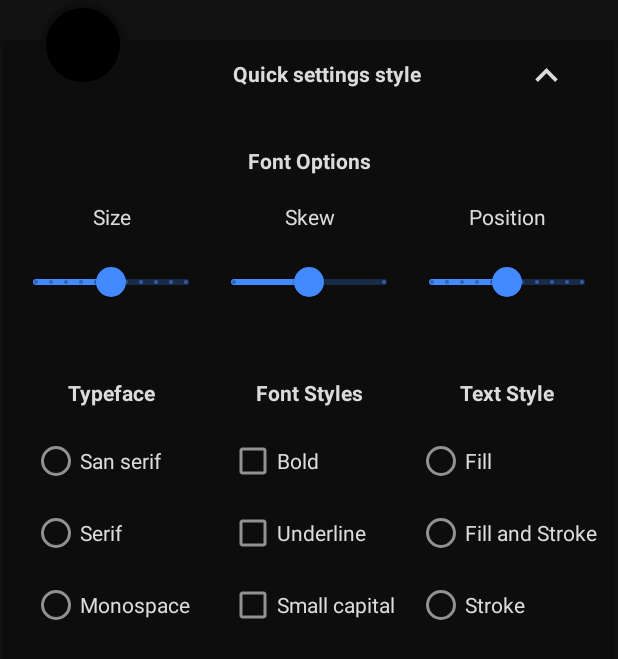
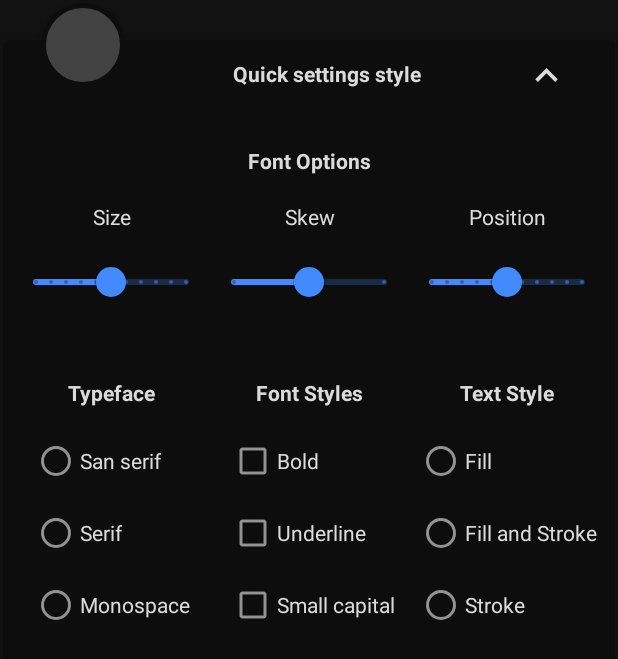
Before and after one commit to twentynine78/KeepOn, an Android app: the layout bottom_sheet_tile_settings.xml on its own in the app's theme, with its tools: preview values and no code run, on a phone screen of 412 x 824 dp. Shown: the top 659 px of the screen. Run offline under Robolectric (Android 15) with nearby library versions, the phone set to English and light mode, and no system bars.

Commit message:
Changed default background color for tile preview to disabled

```diff
--- a/app/src/main/res/drawable/circle_background.xml
+++ b/app/src/main/res/drawable/circle_background.xml
@@ -2,7 +2,7 @@
 <layer-list xmlns:android="http://schemas.android.com/apk/res/android">
     <item android:id="@+id/shape_circle_background">
         <shape android:shape="oval" >
-            <solid android:color="@color/colorTilePreviewBackground" />
+            <solid android:color="@color/colorTilePreviewBackgroundDisabled" />
             <padding
                 android:left="5dp"
                 android:top="5dp"
```
